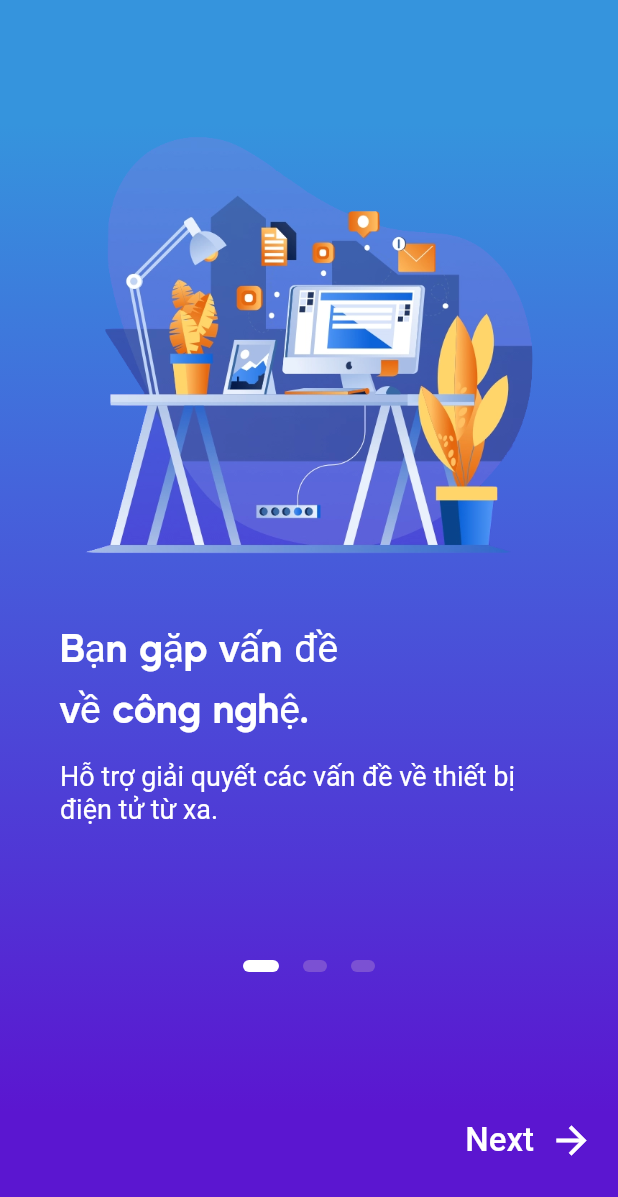
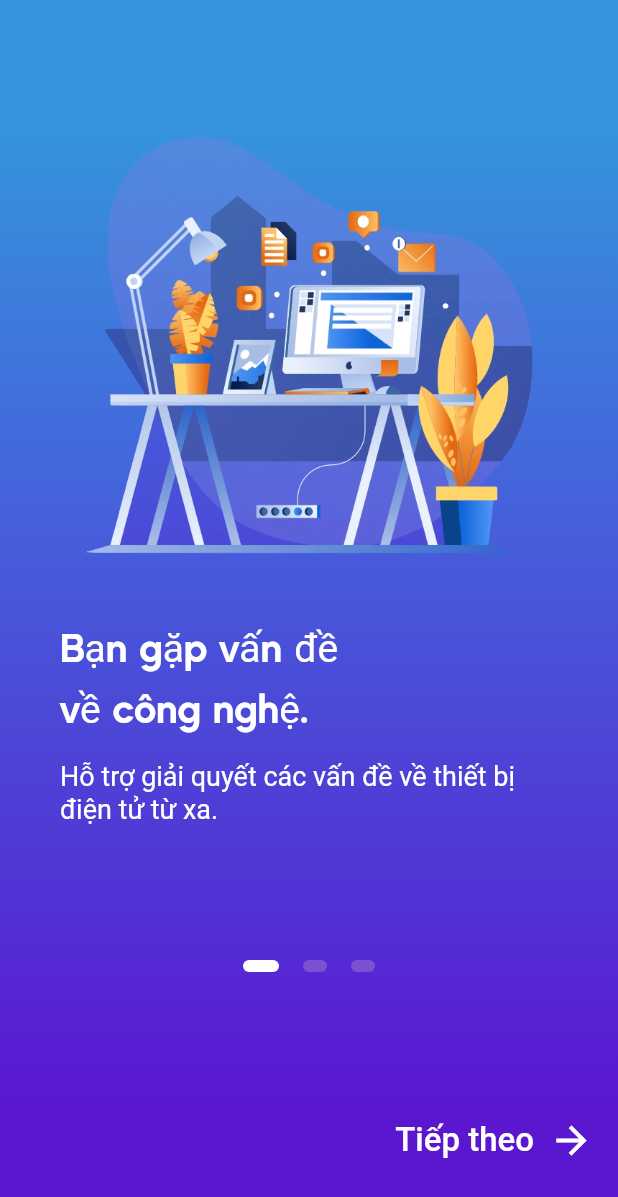
Before and after one commit to haodngn/it_support, a Flutter app: the screen it shows after launch, on a phone screen of 412 x 824 dp. Shown: the top 1197 px of the screen. Run offline on Flutter 3.47's test engine with Material 2 defaults, Android fonts, the phone set to English and light mode, and no system bars; our stand-ins replace flutter_svg, get, getwidget, image_picker, permission_handler.

Commit message:
hot hix v2

```diff
--- a/lib/main.dart
+++ b/lib/main.dart
@@ -3,8 +3,11 @@ import 'package:it_support/screens/authen_screen/login_screen.dart';
 import 'package:get/get.dart';
 import 'package:it_support/screens/on_boarding_screen/onboarding_screen.dart';
 import 'package:it_support/screens/request_screen/request_list_screen.dart';
+import 'package:permission_handler/permission_handler.dart';
 
-void main() {
+Future<void> main() async {
+  WidgetsFlutterBinding.ensureInitialized();
+  await [Permission.microphone, Permission.camera].request();
   runApp(MyApp());
 }
 
--- a/lib/screens/components/bottom_nav_bar.dart
+++ b/lib/screens/components/bottom_nav_bar.dart
@@ -16,7 +16,6 @@ class _BottomNavBarState extends State<BottomNavBar> {
 
   final screens = [
     HomeScreen(),
-    ListItScreen(),
     ListChatScreen(),
     ProfileScreen(),
   ];
@@ -40,10 +39,6 @@ class _BottomNavBarState extends State<BottomNavBar> {
             label: "Trang chủ",
           ),
           BottomNavigationBarItem(
-            icon: Icon(Icons.format_list_bulleted),
-            label: "Danh sách IT",
-          ),
-          BottomNavigationBarItem(
             icon: Icon(Icons.message),
             label: "Trò truyện",
           ),
--- a/lib/screens/on_boarding_screen/onboarding_screen.dart
+++ b/lib/screens/on_boarding_screen/onboarding_screen.dart
@@ -187,7 +187,7 @@ class _OnboardingScreenState extends State<OnboardingScreen> {
                               mainAxisSize: MainAxisSize.min,
                               children: <Widget>[
                                 Text(
-                                  'Next',
+                                  'Tiếp theo',
                                   style: TextStyle(
                                     color: Colors.white,
                                     fontSize: 22.0,
@@ -225,7 +225,7 @@ class _OnboardingScreenState extends State<OnboardingScreen> {
                   child: Padding(
                     padding: EdgeInsets.only(bottom: 30.0),
                     child: Text(
-                      'Get started',
+                      'Bắt đầu',
                       style: TextStyle(
                         color: Color(0xFF5B16D0),
                         fontSize: 20.0,
--- a/pubspec.yaml
+++ b/pubspec.yaml
@@ -41,6 +41,8 @@ dependencies:
   get: ^4.3.8
   image_picker: ^0.7.2+1
   url_launcher: ^6.0.12
+  agora_rtc_engine: ^4.0.7
+  permission_handler:
 
 dev_dependencies:
   flutter_test:
```
Also changed, not shown: lib/screens/chat_screen/chat_screen.dart (+25 -0 lines), 2 other files.
